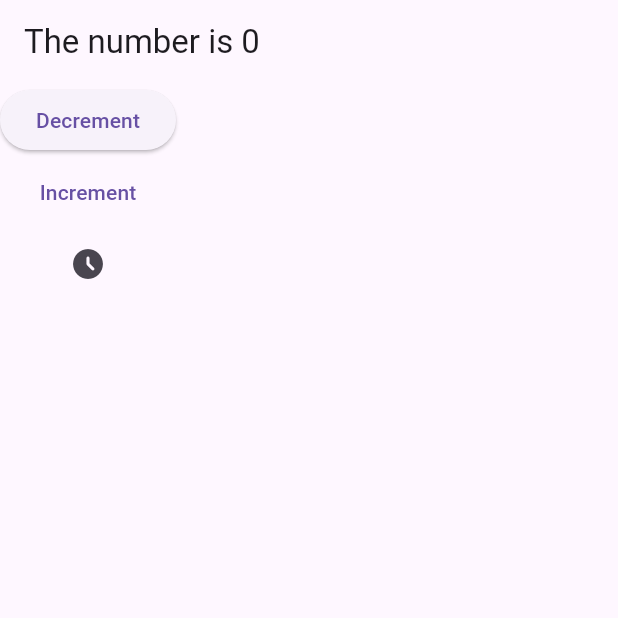
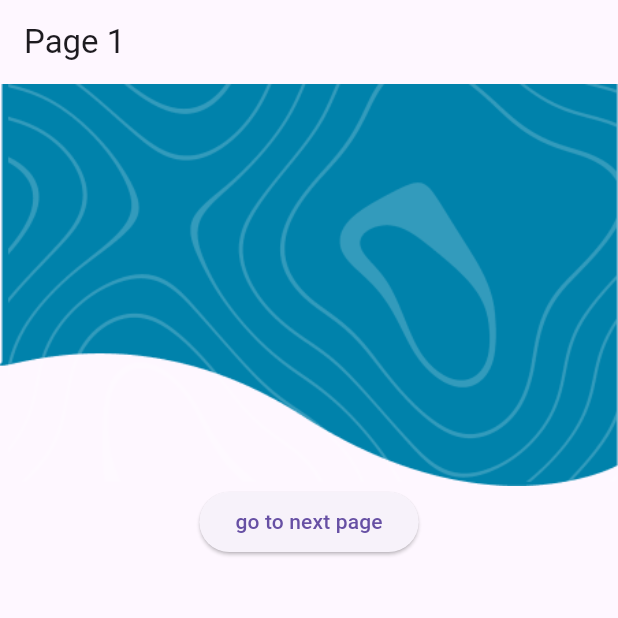
Before and after one commit to MoazzamAliSE/Batch_3, a Flutter app: the screen it shows after launch, on a phone screen of 412 x 824 dp, the top half of it. Run offline on Flutter 3.47's test engine with Material 3 defaults, Android fonts, the phone set to English and light mode, and no system bars; our stand-ins replace flutter_spinkit.

Commit message:
day 4 half

```diff
--- /dev/null
+++ b/lib/day4/day4Navigation/page1.dart
@@ -0,0 +1,34 @@
+import 'package:first_proj/day4/day4Navigation/page2.dart';
+import 'package:flutter/material.dart';
+
+class Page1 extends StatelessWidget {
+  const Page1({super.key});
+
+  @override
+  Widget build(BuildContext context) {
+    return Scaffold(
+      appBar: AppBar(
+        title: const Text("Page 1"),
+      ),
+      body: Column(
+        children: [
+          const Image(
+            image: AssetImage("assets/images/uper.png"),
+          ),
+          Center(
+            child: ElevatedButton(
+                onPressed: () {
+                  Navigator.push(
+                    context,
+                    MaterialPageRoute(
+                      builder: (context) => const Page2(),
+                    ),
+                  );
+                },
+                child: const Text("go to next page")),
+          ),
+        ],
+      ),
+    );
+  }
+}
--- a/lib/main.dart
+++ b/lib/main.dart
@@ -1,7 +1,11 @@
 import 'package:first_proj/day1/day1.dart';
 import 'package:first_proj/day2/day2.dart';
+import 'package:first_proj/day3/custom_button.dart';
 import 'package:first_proj/day3/day3.dart';
 import 'package:first_proj/day3/practice_row_col.dart';
+import 'package:first_proj/day4/day4.dart';
+import 'package:first_proj/day4/day4_1.dart';
+import 'package:first_proj/day4/day4Navigation/page1.dart';
 import 'package:flutter/material.dart';
 
 void main() {
@@ -15,7 +19,7 @@ class MyApp extends StatelessWidget {
   Widget build(BuildContext context) {
     return const MaterialApp(
       title: 'Flutter',
-      home: Day3(),
+      home: Page1(),
     );
   }
 }
```
Also changed, not shown: lib/day3/custom_button.dart (added, +75 -0 lines), lib/day4/day4.dart (added, +34 -0 lines), lib/day4/day4Navigation/page2.dart (added, +23 -0 lines), lib/day4/day4_1.dart (added, +28 -0 lines), pubspec.yaml (+5 -3 lines), assets/images/uper.png (added), pubspec.lock.
